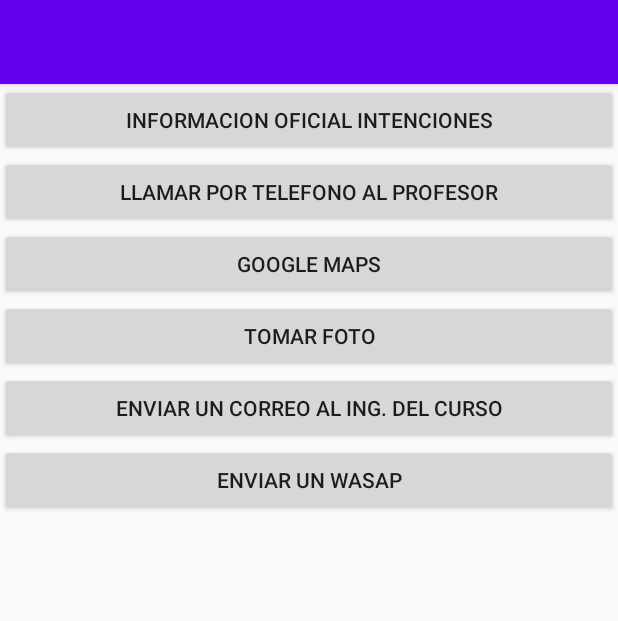
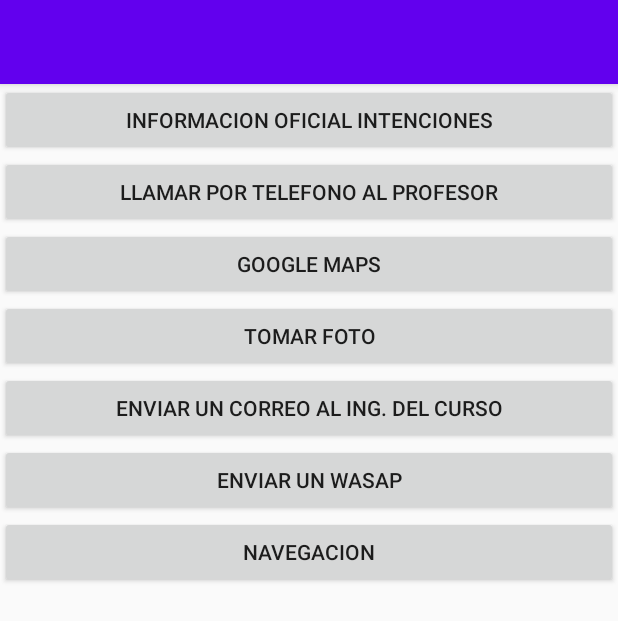
Before and after one commit to jorgefloresmadge/migranparte2, an Android app: the Intenciones screen opened directly, with no data from a screen before it, on a phone screen of 412 x 824 dp. Shown: the top 621 px of the screen. Run offline under Robolectric (Android 15) with nearby library versions, the phone set to English and light mode, and no system bars.

```diff
--- a/app/src/main/res/layout/activity_intenciones.xml
+++ b/app/src/main/res/layout/activity_intenciones.xml
@@ -36,4 +36,9 @@
         android:layout_height="wrap_content"
         android:onClick="whatsapp"
         android:text="Enviar un Wasap" />
+    <Button
+        android:layout_width="match_parent"
+        android:layout_height="wrap_content"
+        android:onClick="navegacion"
+        android:text="Navegacion" />
 </LinearLayout>
```
Also changed, not shown: app/src/main/java/com/example/migranparte2/Intenciones.java (+48 -4 lines).
